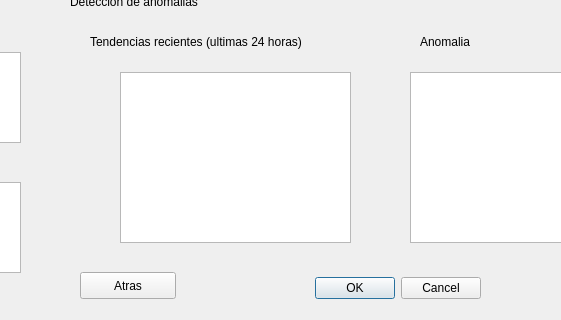
Qt form JcNewsProject/statistics.ui (dev1d123/JcNews) before a commit; both pictures show x 430 to 991 and y 328 to 648 of the 1125 by 648 pixel window.
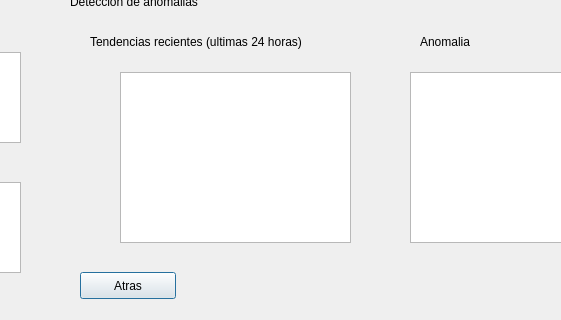
The same form after that commit. Custom widgets are drawn as their Qt base class.

What changed in the file:
```diff
--- a/JcNewsProject/statistics.ui
+++ b/JcNewsProject/statistics.ui
@@ -13,22 +13,6 @@
   <property name="windowTitle">
    <string>Dialog</string>
   </property>
-  <widget class="QDialogButtonBox" name="buttonBox">
-   <property name="geometry">
-    <rect>
-     <x>730</x>
-     <y>600</y>
-     <width>181</width>
-     <height>32</height>
-    </rect>
-   </property>
-   <property name="orientation">
-    <enum>Qt::Orientation::Horizontal</enum>
-   </property>
-   <property name="standardButtons">
-    <set>QDialogButtonBox::StandardButton::Cancel|QDialogButtonBox::StandardButton::Ok</set>
-   </property>
-  </widget>
   <widget class="QLabel" name="label">
    <property name="geometry">
     <rect>
```
Left out of the diff: 35 changed lines with no effect on the pictures.
